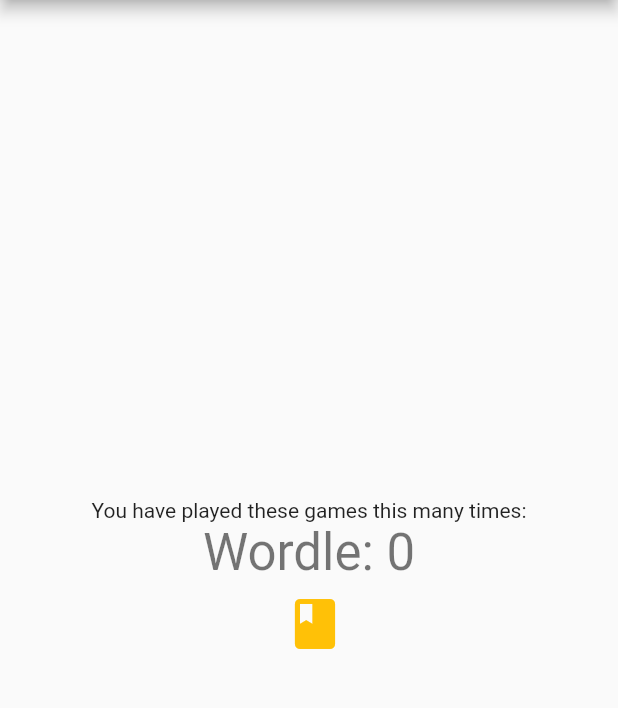
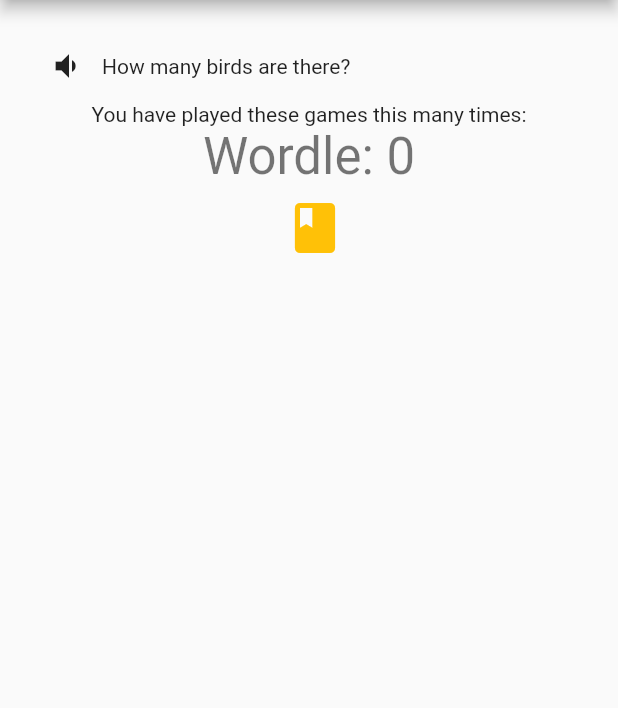
Before and after one commit to gayebroni/flutter-first-app, a Flutter app: the screen it shows after launch, on a phone screen of 412 x 824 dp, the part 84-792 px from its top. Run offline on Flutter 3.47's test engine with Material 2 defaults, Android fonts, the phone set to English and light mode, and no system bars.

Commit message:
Create Exercise Widget layout

```diff
--- a/lib/main.dart
+++ b/lib/main.dart
@@ -88,10 +88,12 @@ class _MyHomePageState extends State<MyHomePage> {
             ),
           )
       ),
-      body: Center(
+      body: Container(
+        padding: const EdgeInsets.all(20),
         // Center is a layout widget. It takes a single child and positions it
         // in the middle of the parent.
-        child: Column(
+        child: Center(
+          child: Column(
           // Column is also a layout widget. It takes a list of children and
           // arranges them vertically. By default, it sizes itself to fit its
           // children horizontally, and tries to be as tall as its parent.
@@ -105,9 +107,24 @@ class _MyHomePageState extends State<MyHomePage> {
           // how it positions its children. Here we use mainAxisAlignment to
           // center the children vertically; the main axis here is the vertical
           // axis because Columns are vertical (the cross axis would be
-          // horizontal).
-          mainAxisAlignment: MainAxisAlignment.center,
+          // horizontal)
+          mainAxisAlignment: MainAxisAlignment.start,
           children: <Widget>[
+            Container(
+              child: Column(
+                children: <Widget> [
+                  Row(
+                     children: [
+                       IconButton(
+                         onPressed: _linkToGame,
+                         icon: const Icon(Icons.volume_down)
+                       ),
+                       const Text("How many birds are there?")
+                     ],
+                  ),
+                ]
+              )
+            ),
             const Text(
               'You have played these games this many times:',
             ),
@@ -126,7 +143,7 @@ class _MyHomePageState extends State<MyHomePage> {
           ],
         ),
       ),
-       // This trailing comma makes auto-formatting nicer for build methods.
+      ),// This trailing comma makes auto-formatting nicer for build methods.
     );
   }
 }
```
